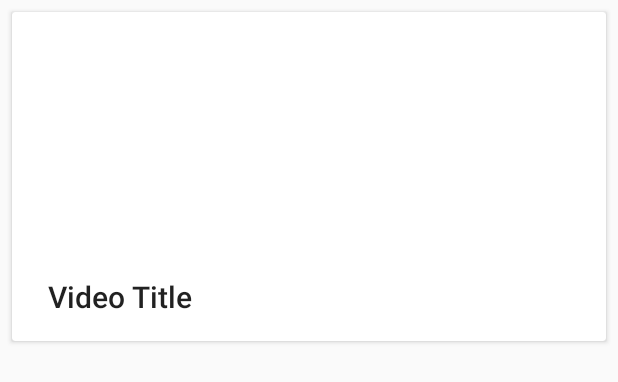
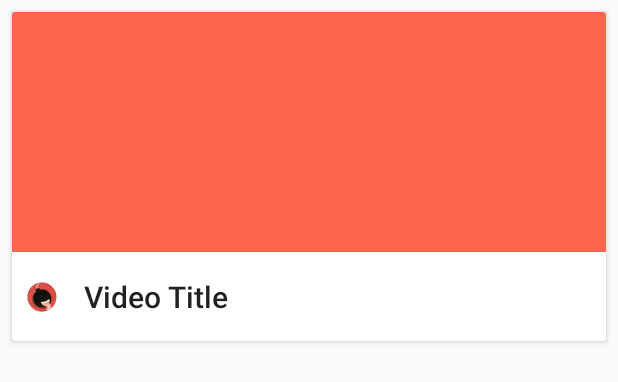
Before and after one commit to Wyrmix/La-Bomba-Gigante, an Android app: the layout video_card.xml on its own in the app's theme, with its tools: preview values and no code run, on a phone screen of 412 x 824 dp. Shown: the top 382 px of the screen. Run offline under Robolectric (Android 15) with nearby library versions, the phone set to English and light mode, and no system bars.

Commit message:
Working video list
- added `GlideBindableAdapter` to handle updating glide from a bound object
- changed json id name to prevent room from only inserting item with id 0

```diff
--- a/app/build.gradle
+++ b/app/build.gradle
@@ -118,6 +118,7 @@ dependencies {
 
     kapt "com.github.bumptech.glide:compiler:4.8.0"
     implementation "com.github.bumptech.glide:glide:4.8.0"
+    compile 'com.github.s0nerik:glide-bindingadapter:1.2.1'
 
     implementation 'org.jetbrains.kotlinx:kotlinx-coroutines-core:0.26.1'
     implementation 'org.jetbrains.kotlinx:kotlinx-coroutines-android:0.26.1'
--- a/app/src/main/java/com/wyrmix/giantbombvideoplayer/video/database/Video.kt
+++ b/app/src/main/java/com/wyrmix/giantbombvideoplayer/video/database/Video.kt
@@ -9,7 +9,7 @@ import kotlinx.android.parcel.Parcelize
 @Parcelize
 @Entity(tableName = "video", indices = [ Index(name = "video_id", value = ["id"]) ])
 data class Video(
-        @PrimaryKey @SerializedName("video_id") var id: Int = 0,
+        @PrimaryKey @SerializedName("id") var id: Int = 0,
         @ColumnInfo(name = "api_detail_url") @SerializedName("api_detail_url") var apiDetailurl: String? = "",
         @ColumnInfo(name = "deck") @SerializedName("deck") var deck: String? = "",
         @ColumnInfo(name = "hd_url") @SerializedName("hd_url") var hdUrl: String? = "",
--- a/app/src/main/java/com/wyrmix/giantbombvideoplayer/video/list/VideoBoundaryCallback.kt
+++ b/app/src/main/java/com/wyrmix/giantbombvideoplayer/video/list/VideoBoundaryCallback.kt
@@ -10,6 +10,7 @@ import kotlinx.coroutines.experimental.CoroutineScope
 import kotlinx.coroutines.experimental.Dispatchers
 import kotlinx.coroutines.experimental.IO
 import kotlinx.coroutines.experimental.async
+import timber.log.Timber
 
 class VideoBoundaryCallback(
         private val api: ApiRepository,
@@ -23,18 +24,21 @@ class VideoBoundaryCallback(
     }
 
     override fun onZeroItemsLoaded() {
+        Timber.v("VideoBoundaryCallback::onZeroItemsLoaded")
         scope.async(Dispatchers.IO) {
             api.getVideos()
         }
     }
 
     override fun onItemAtEndLoaded(itemAtEnd: Video) {
+        Timber.v("VideoBoundaryCallback::onItemAtEndLoaded")
         scope.async(Dispatchers.IO) {
             api.getVideosPaged(videoDao.getNumberOfRows())
         }
     }
 
     override fun onItemAtFrontLoaded(itemAtFront: Video) {
+        Timber.v("VideoBoundaryCallback::onItemAtFrontLoaded")
         scope.async(Dispatchers.IO) {
             api.getVideosPaged(0)
         }
--- a/app/src/main/java/com/wyrmix/giantbombvideoplayer/video/list/VideoListAdapter.kt
+++ b/app/src/main/java/com/wyrmix/giantbombvideoplayer/video/list/VideoListAdapter.kt
@@ -21,6 +21,10 @@ class VideoListAdapter: PagedListAdapter<Video, RecyclerView.ViewHolder>(POST_CO
         }
     }
 
+    override fun getItemViewType(position: Int): Int {
+        return R.layout.video_card
+    }
+
     companion object {
         val POST_COMPARATOR = object : DiffUtil.ItemCallback<Video>() {
             override fun areContentsTheSame(oldItem: Video, newItem: Video): Boolean =
--- a/app/src/main/res/layout/video_card.xml
+++ b/app/src/main/res/layout/video_card.xml
@@ -25,11 +25,12 @@
 
             <androidx.appcompat.widget.AppCompatImageView
                 android:id="@+id/video_category_icon"
-                android:layout_width="wrap_content"
-                android:layout_height="wrap_content"
+                android:layout_width="24dp"
+                android:layout_height="24dp"
                 android:layout_marginStart="8dp"
                 android:layout_marginTop="8dp"
                 android:layout_marginBottom="8dp"
+                android:src="@mipmap/ic_launcher"
                 app:layout_constraintBottom_toBottomOf="parent"
                 app:layout_constraintStart_toStartOf="parent"
                 app:layout_constraintTop_toBottomOf="@+id/video_thumbnail" />
@@ -55,6 +56,9 @@
                 android:id="@+id/video_thumbnail"
                 android:layout_width="match_parent"
                 android:layout_height="160dp"
+                android:scaleType="fitCenter"
+                app:glideImageSrc="@{video.videoImage.screenUrl}"
+                tools:background="@color/secondaryLightColor"
                 app:layout_constraintEnd_toEndOf="parent"
                 app:layout_constraintStart_toStartOf="parent"
                 app:layout_constraintTop_toTopOf="parent"/>
```
Also changed, not shown: app/src/main/java/com/wyrmix/giantbombvideoplayer/GiantbombApp.kt (+13 -0 lines), app/src/main/java/com/wyrmix/giantbombvideoplayer/video/list/VideoListFragment.kt (+18 -18 lines), app/src/main/java/com/wyrmix/giantbombvideoplayer/video/list/VideoRepository.kt (+7 -1 lines), app/src/main/java/com/wyrmix/giantbombvideoplayer/video/network/ApiRepository.kt (+6 -1 lines), 1 other file.
